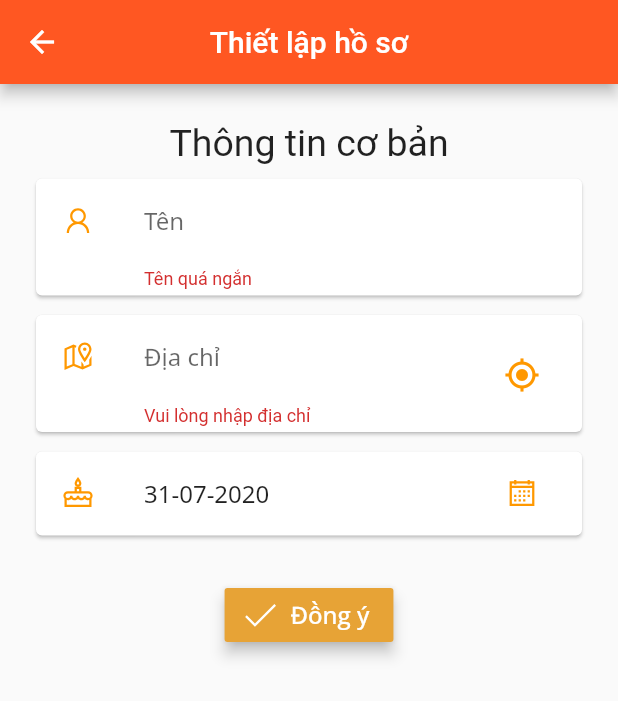
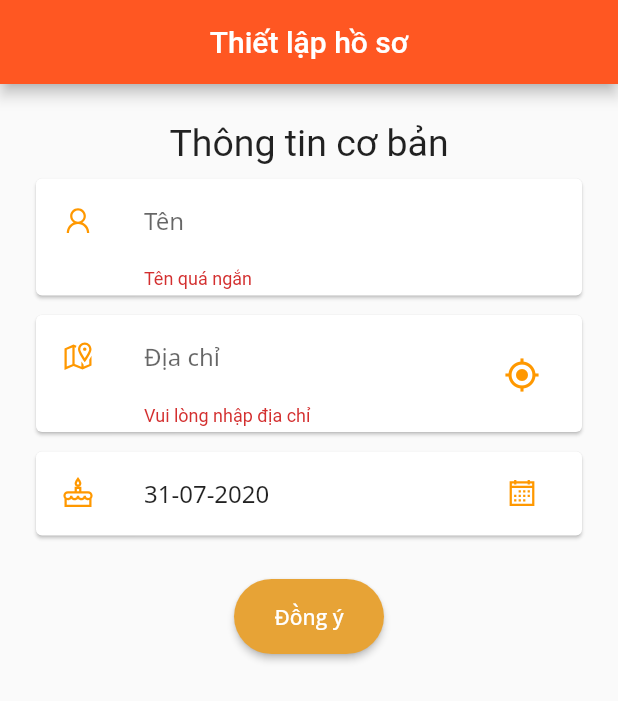
Before and after one commit to letranbaosuong/PersonalTaskCV, a Flutter app: the AddProfile screen opened directly, after a tap on "Đồng ý", on a phone screen of 412 x 824 dp. Shown: the top 701 px of the screen. Run offline on Flutter 3.47's test engine with Material 2 defaults, Android fonts, the phone set to English and light mode, and no system bars; drawn by our look-alikes of rounded_loading_button; our stand-ins replace firebase_auth, firebase_database, firebase_storage, font_awesome_flutter, geolocator, google_fonts and 3 more; accounts and stored records are empty.

Commit message:
sửa lỗi chọn ngày sinh và cập nhật button round

```diff
--- a/lib/src/views/screens/add_profile.dart
+++ b/lib/src/views/screens/add_profile.dart
@@ -5,9 +5,11 @@ import 'package:firebase_database/firebase_database.dart';
 import 'package:flutter/material.dart';
 import 'package:flutter_personal_taskcv_app/src/models/models.dart';
 import 'package:flutter_personal_taskcv_app/src/services/services.dart';
+import 'package:flutter_personal_taskcv_app/src/views/screens/screens.dart';
 import 'package:geolocator/geolocator.dart';
 import 'package:intl/intl.dart';
 import 'package:line_awesome_flutter/line_awesome_flutter.dart';
+import 'package:rounded_loading_button/rounded_loading_button.dart';
 
 class AddProfile extends StatefulWidget {
   AddProfile({Key key, this.auth, this.userId, this.logoutCallback})
@@ -28,6 +30,8 @@ class _AddProfileState extends State<AddProfile> {
   final _scaffoldKey = GlobalKey<ScaffoldState>();
   final _formKey = GlobalKey<FormState>();
   TextEditingController _textAddressEditingController;
+  final RoundedLoadingButtonController _btnAddProfileController =
+      new RoundedLoadingButtonController();
   String _userName;
   String _address;
 
@@ -74,9 +78,21 @@ class _AddProfileState extends State<AddProfile> {
 
       SnackBar snackbar = SnackBar(content: Text('Chào mừng $_userName!'));
       _scaffoldKey.currentState.showSnackBar(snackbar);
-      Timer(Duration(seconds: 2), () {
-        Navigator.pop(context);
+      Timer(Duration(seconds: 1), () {
+        _btnAddProfileController.success();
+        Timer(Duration(seconds: 1), () {
+          Navigator.pushReplacement(
+            context,
+            MaterialPageRoute(
+              builder: (context) => RootScreen(
+                auth: Auth(),
+              ),
+            ),
+          );
+        });
       });
+    } else {
+      _btnAddProfileController.stop();
     }
   }
 
@@ -220,22 +236,32 @@ class _AddProfileState extends State<AddProfile> {
                 child: Row(
                   mainAxisAlignment: MainAxisAlignment.center,
                   children: <Widget>[
-                    RaisedButton.icon(
-                      icon: Icon(
-                        LineAwesomeIcons.check,
-                        color: Colors.white,
+                    // RaisedButton.icon(
+                    //   icon: Icon(
+                    //     LineAwesomeIcons.check,
+                    //     color: Colors.white,
+                    //   ),
+                    //   color: Color(0xffE7A336),
+                    //   onPressed: _submit,
+                    //   elevation: 4.0,
+                    //   splashColor: Colors.orangeAccent,
+                    //   label: Text(
+                    //     'Đồng ý',
+                    //     style: TextStyle(
+                    //       color: Colors.white,
+                    //       fontSize: 16.0,
+                    //     ),
+                    //   ),
+                    // ),
+                    RoundedLoadingButton(
+                      child: Text(
+                        'Đồng ý',
+                        style: TextStyle(color: Colors.white),
                       ),
+                      controller: _btnAddProfileController,
+                      onPressed: _submit,
+                      width: 100,
                       color: Color(0xffE7A336),
-                      onPressed: _submit,
-                      elevation: 4.0,
-                      splashColor: Colors.orangeAccent,
-                      label: Text(
-                        'Đồng ý',
-                        style: TextStyle(
-                          color: Colors.white,
-                          fontSize: 16.0,
-                        ),
-                      ),
                     ),
                   ],
                 ),
--- a/lib/src/views/screens/home_screen.dart
+++ b/lib/src/views/screens/home_screen.dart
@@ -45,7 +45,7 @@ class _HomeScreenState extends State<HomeScreen> {
         .once()
         .then((snapshot) {
       if (snapshot.value == null) {
-        Navigator.push(
+        Navigator.pushReplacement(
           context,
           MaterialPageRoute(
             builder: (context) => AddProfile(
--- a/pubspec.yaml
+++ b/pubspec.yaml
@@ -41,6 +41,7 @@ dependencies:
   image: any
   cached_network_image: any
   geolocator: any
+  rounded_loading_button: any
 
 dev_dependencies:
   flutter_test:
```
Also changed, not shown: lib/src/views/fragments/profile_fragment.dart (+16 -1 lines), pubspec.lock.
